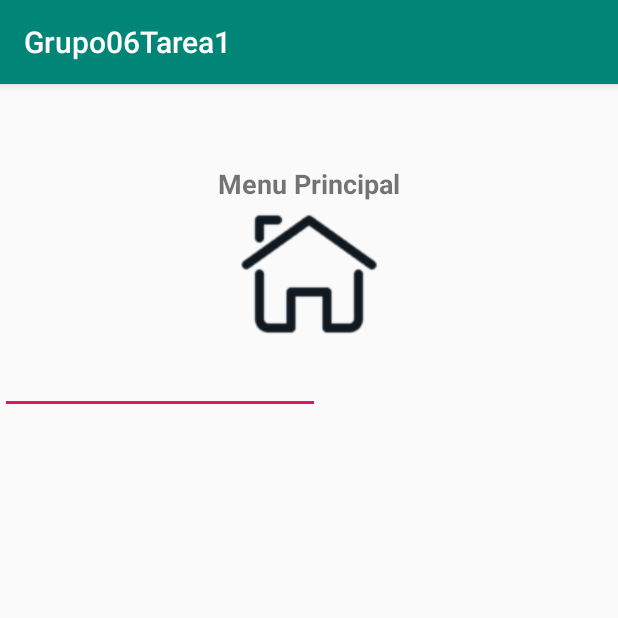
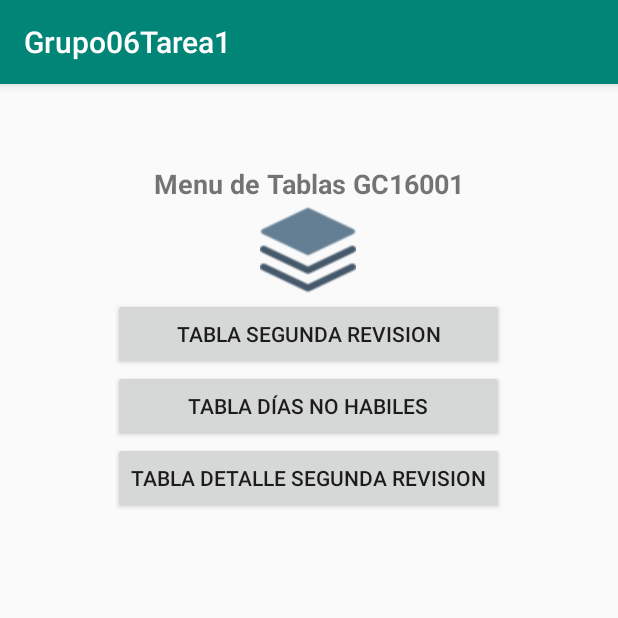
Before and after one commit to chesterven/Grupo06Tarea1, an Android app: the MenuGc16001 screen opened directly, with no data from a screen before it, on a phone screen of 412 x 824 dp, the top half of it. Run offline under Robolectric (Android 15) with nearby library versions, the phone set to English and light mode, and no system bars.

```diff
--- a/app/src/main/java/sv/edu/ues/fia/eisi/grupo06tarea1/MenuGc16001.java
+++ b/app/src/main/java/sv/edu/ues/fia/eisi/grupo06tarea1/MenuGc16001.java
@@ -13,8 +13,5 @@ public class MenuGc16001 extends AppCompatActivity {
         setContentView(R.layout.activity_menu_gc16001);
         Intent recibir = getIntent();
         idusuario = recibir.getStringExtra("idusuario");
-        EditText iduser;
-        iduser = (EditText) findViewById(R.id.editText);
-        iduser.setText(idusuario);
     }
 }
--- a/app/src/main/java/sv/edu/ues/fia/eisi/grupo06tarea1/MenuVd16006.java
+++ b/app/src/main/java/sv/edu/ues/fia/eisi/grupo06tarea1/MenuVd16006.java
@@ -13,8 +13,6 @@ public class MenuVd16006 extends AppCompatActivity {
         setContentView(R.layout.activity_menu_vd16006);
         Intent recibir = getIntent();
         idusuario = recibir.getStringExtra("idusuario");
-        EditText iduser;
-        iduser = (EditText) findViewById(R.id.editText);
-        iduser.setText(idusuario);
+
     }
 }
--- a/app/src/main/res/layout/activity_menu_gc16001.xml
+++ b/app/src/main/res/layout/activity_menu_gc16001.xml
@@ -17,7 +17,7 @@
             android:layout_width="202dp"
             android:layout_height="wrap_content"
             android:gravity="center"
-            android:text="@string/Menu_Carnet_Titulo"
+            android:text="@string/Menu_Tablas_Gc16001"
             android:textSize="18sp"
             android:textStyle="bold" />
     </TableRow>
@@ -32,19 +32,42 @@
             android:layout_width="103dp"
             android:layout_height="match_parent"
             android:layout_gravity="center"
-            app:srcCompat="@drawable/menucarnet" />
+            app:srcCompat="@drawable/menutablas" />
     </TableRow>
 
     <TableRow
         android:layout_width="match_parent"
-        android:layout_height="match_parent" >
+        android:layout_height="match_parent"
+        android:gravity="center">
 
-        <EditText
-            android:id="@+id/editText"
+        <Button
+            android:onClick="segundaRevision"
             android:layout_width="wrap_content"
             android:layout_height="wrap_content"
-            android:ems="10"
-            android:inputType="textPersonName"
-            android:text="" />
+            android:text="@string/Menu_Tablas_Gc16001_SegundaRevision" />
+    </TableRow>
+
+    <TableRow
+        android:layout_width="match_parent"
+        android:layout_height="match_parent"
+        android:gravity="center">
+
+        <Button
+            android:onClick="diasNoHabiles"
+            android:layout_width="wrap_content"
+            android:layout_height="wrap_content"
+            android:text="@string/Menu_Tablas_Gc16001_Dias_no_Habiles" />
+    </TableRow>
+
+    <TableRow
+        android:layout_width="match_parent"
+        android:layout_height="match_parent"
+        android:gravity="center">
+
+        <Button
+            android:onClick="detalleSegundaRevision"
+            android:layout_width="wrap_content"
+            android:layout_height="wrap_content"
+            android:text="@string/Menu_Tablas_Gc16001_Detalle_SegundaRevision" />
     </TableRow>
 </TableLayout>
--- a/app/src/main/res/values/strings.xml
+++ b/app/src/main/res/values/strings.xml
@@ -67,5 +67,17 @@
     <string name="Menu_Carnet_Opcion5">ZT12002</string>
     <string name="Menu_Carnet_Opcion6">Llenar Base de Datos</string>
 
+    <!--Activity MenuGc16001-->
+    <string name="Menu_Tablas_Gc16001">Menu de Tablas GC16001</string>
+    <string name="Menu_Tablas_Gc16001_SegundaRevision">Tabla Segunda Revision</string>
+    <string name="Menu_Tablas_Gc16001_Dias_no_Habiles">Tabla Días no habiles</string>
+    <string name="Menu_Tablas_Gc16001_Detalle_SegundaRevision">Tabla Detalle Segunda Revision</string>
+
+    <!--Activity MenuVd16006-->
+    <string name="Menu_Tablas_Vd16006">Menu de Tablas VD16006 </string>
+    <string name="Menu_Tablas_Vd16006_Solicitud_DiferidoRepetido">Tabla Solicitud Diferido y Repetido</string>
+    <string name="Menu_Tablas_Vd16006_TipoSolicitud">Tabla Tipo Solicitud</string>
+    <string name="Menu_Tablas_Vd16006_SolicitudEvaluacion">Tabla Solicitud Evaluacion(notas)</string>
+
 
 </resources>
```
Also changed, not shown: app/src/main/res/layout/activity_menu_vd16006.xml (+31 -8 lines), app/src/main/res/drawable/menutablas.png (added).
